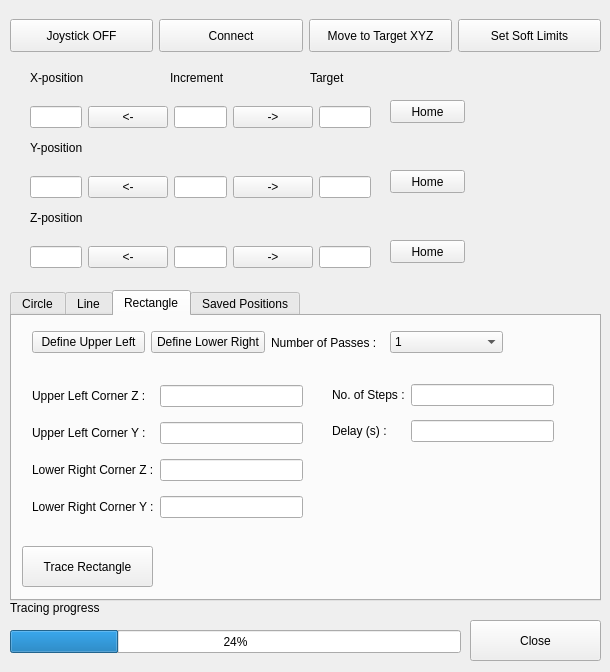
pdera/laser_cutting, file uiESP300.ui: the form before one commit.
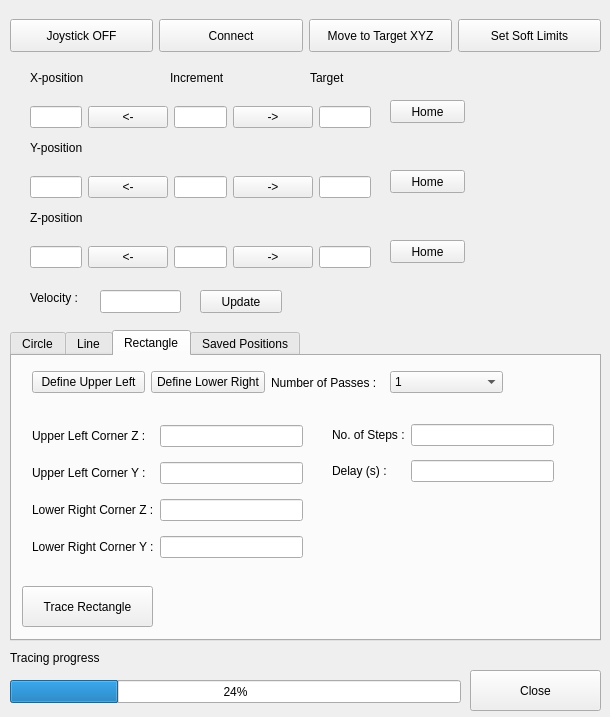
The form after the commit.

Commit message: set velocity function, button, and text field on main window to change velocity of axes

Diff of the .ui file:
```diff
--- a/uiESP300.ui
+++ b/uiESP300.ui
@@ -7,7 +7,7 @@
     <x>0</x>
     <y>0</y>
     <width>610</width>
-    <height>672</height>
+    <height>717</height>
    </rect>
   </property>
   <property name="windowTitle">
@@ -56,7 +56,7 @@
    <property name="geometry">
     <rect>
      <x>470</x>
-     <y>620</y>
+     <y>670</y>
      <width>131</width>
      <height>41</height>
     </rect>
@@ -216,7 +216,7 @@
    <property name="geometry">
     <rect>
      <x>10</x>
-     <y>630</y>
+     <y>680</y>
      <width>451</width>
      <height>23</height>
     </rect>
@@ -229,7 +229,7 @@
    <property name="geometry">
     <rect>
      <x>10</x>
-     <y>600</y>
+     <y>650</y>
      <width>121</width>
      <height>16</height>
     </rect>
@@ -242,7 +242,7 @@
    <property name="geometry">
     <rect>
      <x>10</x>
-     <y>290</y>
+     <y>330</y>
      <width>591</width>
      <height>311</height>
     </rect>
@@ -1214,7 +1214,7 @@
     <string>Target</string>
    </property>
   </widget>
-  <widget class="QWidget" name="">
+  <widget class="QWidget" name="layoutWidget">
    <property name="geometry">
     <rect>
      <x>10</x>
@@ -1278,6 +1278,42 @@
     </item>
    </layout>
   </widget>
+  <widget class="QLabel" name="label_37">
+   <property name="geometry">
+    <rect>
+     <x>30</x>
+     <y>290</y>
+     <width>61</width>
+     <height>16</height>
+    </rect>
+   </property>
+   <property name="text">
+    <string>Velocity :</string>
+   </property>
+  </widget>
+  <widget class="QLineEdit" name="velocityLE">
+   <property name="geometry">
+    <rect>
+     <x>100</x>
+     <y>290</y>
+     <width>81</width>
+     <height>23</height>
+    </rect>
+   </property>
+  </widget>
+  <widget class="QPushButton" name="updateVelocityButton">
+   <property name="geometry">
+    <rect>
+     <x>200</x>
+     <y>290</y>
+     <width>82</width>
+     <height>23</height>
+    </rect>
+   </property>
+   <property name="text">
+    <string>Update</string>
+   </property>
+  </widget>
  </widget>
  <tabstops>
   <tabstop>lineEdit_step_X</tabstop>
```
The commit also changes 1 other file.
